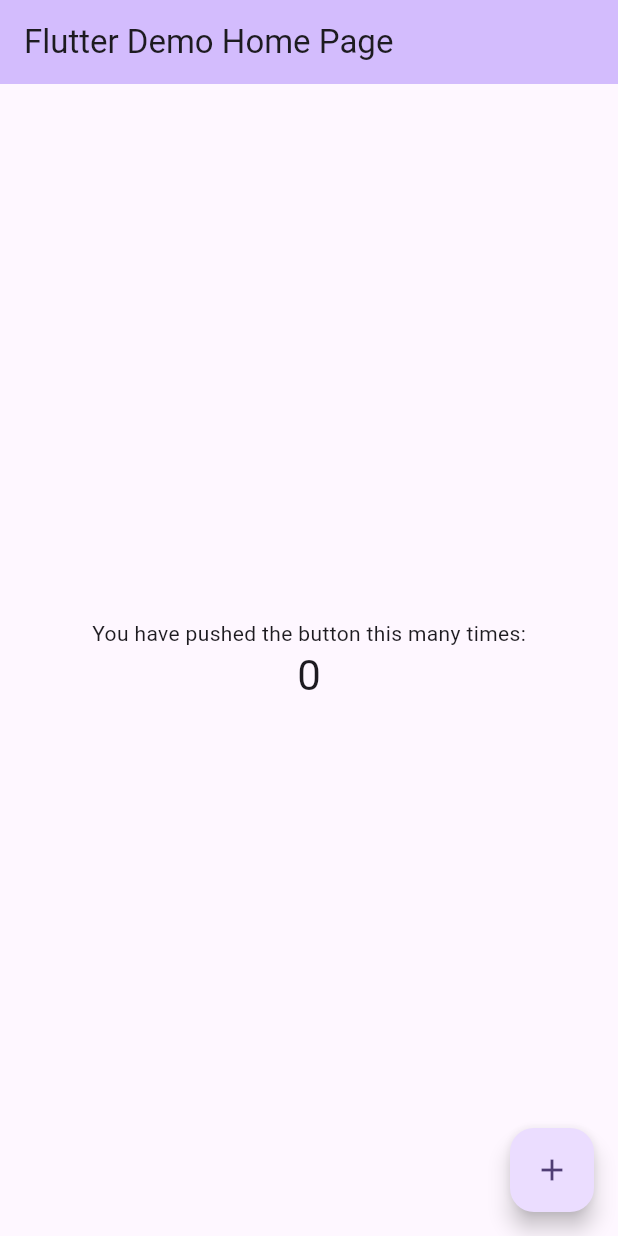
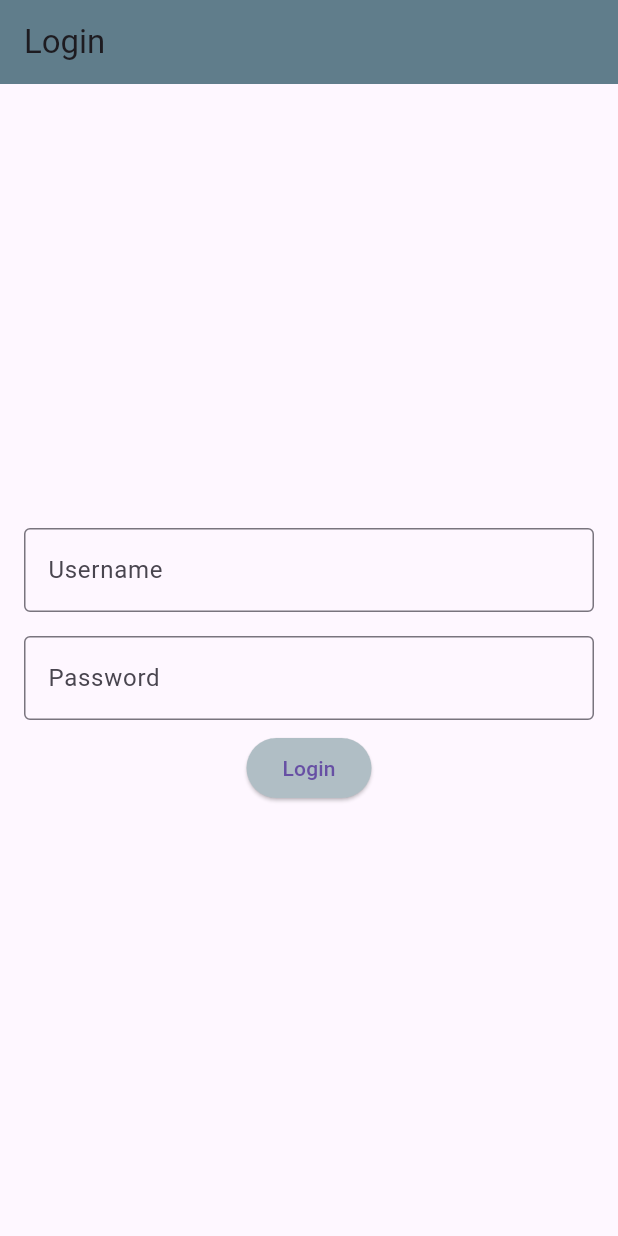
Before and after one commit to Shazia757/safe-voyage, a Flutter app: the screen it shows after launch, on a phone screen of 412 x 824 dp. Run offline on Flutter 3.47's test engine with Material 3 defaults, Android fonts, the light colour scheme and no system bars; our stand-ins replace get_storage.

Commit message:
login screen done

```diff
--- a/lib/main.dart
+++ b/lib/main.dart
@@ -1,125 +1,79 @@
+import 'dart:developer';
+
 import 'package:flutter/material.dart';
+import 'package:get_storage/get_storage.dart';
+import 'package:safe_voyage/data.dart';
+import 'package:safe_voyage/home.dart';
 
-void main() {
-  runApp(const MyApp());
+void main() async {
+  WidgetsFlutterBinding.ensureInitialized();
+  await GetStorage.init();
+  runApp(MaterialApp(
+    debugShowCheckedModeBanner: false,
+    home: LoginScreen(),
+  ));
 }
 
-class MyApp extends StatelessWidget {
-  const MyApp({super.key});
-
-  // This widget is the root of your application.
-  @override
-  Widget build(BuildContext context) {
-    return MaterialApp(
-      title: 'Flutter Demo',
-      theme: ThemeData(
-        // This is the theme of your application.
-        //
-        // TRY THIS: Try running your application with "flutter run". You'll see
-        // the application has a purple toolbar. Then, without quitting the app,
-        // try changing the seedColor in the colorScheme below to Colors.green
-        // and then invoke "hot reload" (save your changes or press the "hot
-        // reload" button in a Flutter-supported IDE, or press "r" if you used
-        // the command line to start the app).
-        //
-        // Notice that the counter didn't reset back to zero; the application
-        // state is not lost during the reload. To reset the state, use hot
-        // restart instead.
-        //
-        // This works for code too, not just values: Most code changes can be
-        // tested with just a hot reload.
-        colorScheme: ColorScheme.fromSeed(seedColor: Colors.deepPurple),
-        useMaterial3: true,
-      ),
-      home: const MyHomePage(title: 'Flutter Demo Home Page'),
-    );
-  }
-}
-
-class MyHomePage extends StatefulWidget {
-  const MyHomePage({super.key, required this.title});
-
-  // This widget is the home page of your application. It is stateful, meaning
-  // that it has a State object (defined below) that contains fields that affect
-  // how it looks.
-
-  // This class is the configuration for the state. It holds the values (in this
-  // case the title) provided by the parent (in this case the App widget) and
-  // used by the build method of the State. Fields in a Widget subclass are
-  // always marked "final".
-
-  final String title;
-
-  @override
-  State<MyHomePage> createState() => _MyHomePageState();
-}
-
-class _MyHomePageState extends State<MyHomePage> {
-  int _counter = 0;
-
-  void _incrementCounter() {
-    setState(() {
-      // This call to setState tells the Flutter framework that something has
-      // changed in this State, which causes it to rerun the build method below
-      // so that the display can reflect the updated values. If we changed
-      // _counter without calling setState(), then the build method would not be
-      // called again, and so nothing would appear to happen.
-      _counter++;
-    });
-  }
+class LoginScreen extends StatelessWidget {
+  TextEditingController usernameController = TextEditingController();
+  TextEditingController passwordController = TextEditingController();
+  LoginScreen({super.key});
 
   @override
   Widget build(BuildContext context) {
-    // This method is rerun every time setState is called, for instance as done
-    // by the _incrementCounter method above.
-    //
-    // The Flutter framework has been optimized to make rerunning build methods
-    // fast, so that you can just rebuild anything that needs updating rather
-    // than having to individually change instances of widgets.
     return Scaffold(
         appBar: AppBar(
-        // TRY THIS: Try changing the color here to a specific color (to
-        // Colors.amber, perhaps?) and trigger a hot reload to see the AppBar
-        // change color while the other colors stay the same.
-        backgroundColor: Theme.of(context).colorScheme.inversePrimary,
-        // Here we take the value from the MyHomePage object that was created by
-        // the App.build method, and use it to set our appbar title.
-        title: Text(widget.title),
+          title: Text("Login"),
+          backgroundColor: Colors.blueGrey,
         ),
-      body: Center(
-        // Center is a layout widget. It takes a single child and positions it
-        // in the middle of the parent.
+        body: Padding(
+          padding: const EdgeInsets.all(8),
           child: Column(
-          // Column is also a layout widget. It takes a list of children and
-          // arranges them vertically. By default, it sizes itself to fit its
-          // children horizontally, and tries to be as tall as its parent.
-          //
-          // Column has various properties to control how it sizes itself and
-          // how it positions its children. Here we use mainAxisAlignment to
-          // center the children vertically; the main axis here is the vertical
-          // axis because Columns are vertical (the cross axis would be
-          // horizontal).
-          //
-          // TRY THIS: Invoke "debug painting" (choose the "Toggle Debug Paint"
-          // action in the IDE, or press "p" in the console), to see the
-          // wireframe for each widget.
             mainAxisAlignment: MainAxisAlignment.center,
-          children: <Widget>[
-            const Text(
-              'You have pushed the button this many times:',
+            children: [
+              Padding(
+                padding: const EdgeInsets.all(8.0),
+                child: TextField(
+                  decoration: InputDecoration(
+                      border: OutlineInputBorder(), label: Text("Username")),
+                  controller: usernameController,
                 ),
-            Text(
-              '$_counter',
-              style: Theme.of(context).textTheme.headlineMedium,
               ),
+              Padding(
+                padding: const EdgeInsets.all(8.0),
+                child: TextField(
+                  decoration: InputDecoration(
+                      border: OutlineInputBorder(), label: Text("Password")),
+                  controller: passwordController,
+                ),
+              ),
+              ElevatedButton(
+                  style: ButtonStyle(
+                      backgroundColor: WidgetStateColor.resolveWith(
+                          (states) => Colors.blueGrey.shade200)),
+                  onPressed: () {
+                    try {
+                      final user = TempData().userList.firstWhere((element) =>
+                          element['name'] == usernameController.text);
+                      if (user['password'] == passwordController.text) {
+                        LocalDB().writeProfileData(user);
+                        Navigator.push(
+                            context,
+                            MaterialPageRoute(
+                              builder: (context) => HomeScreen(),
+                            ));
+                      } else {
+                        ScaffoldMessenger.of(context).showSnackBar(
+                            SnackBar(content: Text("Password Incorrect")));
+                      }
+                    } catch (e) {
+                      ScaffoldMessenger.of(context).showSnackBar(
+                          SnackBar(content: Text("Invalid user")));
+                    }
+                  },
+                  child: Text("Login"))
             ],
           ),
-      ),
-      floatingActionButton: FloatingActionButton(
-        onPressed: _incrementCounter,
-        tooltip: 'Increment',
-        child: const Icon(Icons.add),
-      ), // This trailing comma makes auto-formatting nicer for build methods.
-    );
+        ));
   }
 }
```
Lines whose indentation alone changed are shown as unchanged.
